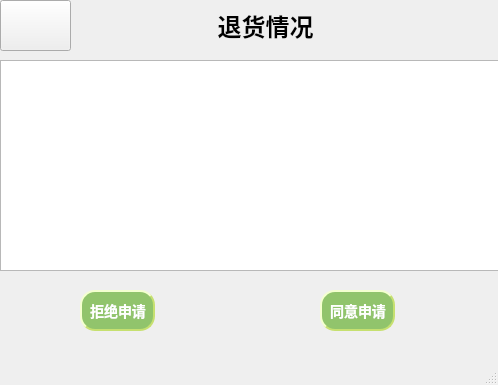
Above: mainwindow12.ui from code-aifarmer/Home-appliance-information-management-system- before the change. Below: the same form after it.
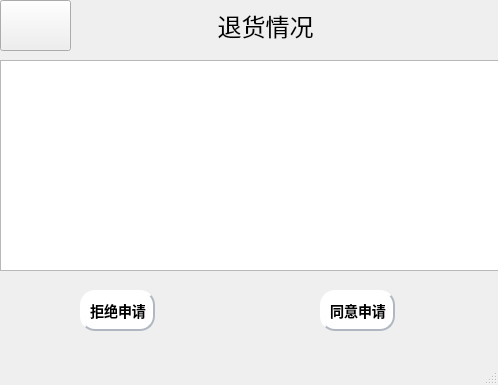
That is the form after the change. Icons and pictures are not drawn.

```diff
--- a/mainwindow12.ui
+++ b/mainwindow12.ui
@@ -148,15 +148,15 @@
 }
 
 QPushButton {
-background-color: #91c46c;
+background-color: #ffffff;
 color: #ffffff;
-color:white;
+color:black;
                     /* 文字颜色 */
-background-color: #91c46c;       /* 背景色 */
+background-color: #ffffff;       /* 背景色 */
 border-style: outset;            /* 边框风格 */
 border-width: 2px;               /* 边框宽度 */
 border-radius: 5px;              /* 边框圆角 */
-border-color: #c6e070;           /* 边框颜色 */
+border-color: #b0b7c1;           /* 边框颜色 */
 font: bold 14px;                 /* 字体 */
 min-width: 2em;                  /* 控件最小宽度 */
 min-height: 2px;                 /* 控件最小高度 */
@@ -191,15 +191,15 @@
 }
 
 QPushButton {
-background-color: #91c46c;
+background-color: #ffffff;
 color: #ffffff;
-color:white;
+color:black;
                     /* 文字颜色 */
-background-color: #91c46c;       /* 背景色 */
+background-color: #ffffff;       /* 背景色 */
 border-style: outset;            /* 边框风格 */
 border-width: 2px;               /* 边框宽度 */
 border-radius: 5px;              /* 边框圆角 */
-border-color: #c6e070;           /* 边框颜色 */
+border-color: #b0b7c1;           /* 边框颜色 */
 font: bold 14px;                 /* 字体 */
 min-width: 2em;                  /* 控件最小宽度 */
 min-height: 2px;                 /* 控件最小高度 */
@@ -230,8 +230,8 @@
     <property name="font">
      <font>
       <pointsize>18</pointsize>
-      <weight>75</weight>
-      <bold>true</bold>
+      <weight>50</weight>
+      <bold>false</bold>
       <underline>false</underline>
      </font>
     </property>
```
Left out of the diff: 96 changed lines with no effect on the pictures.
